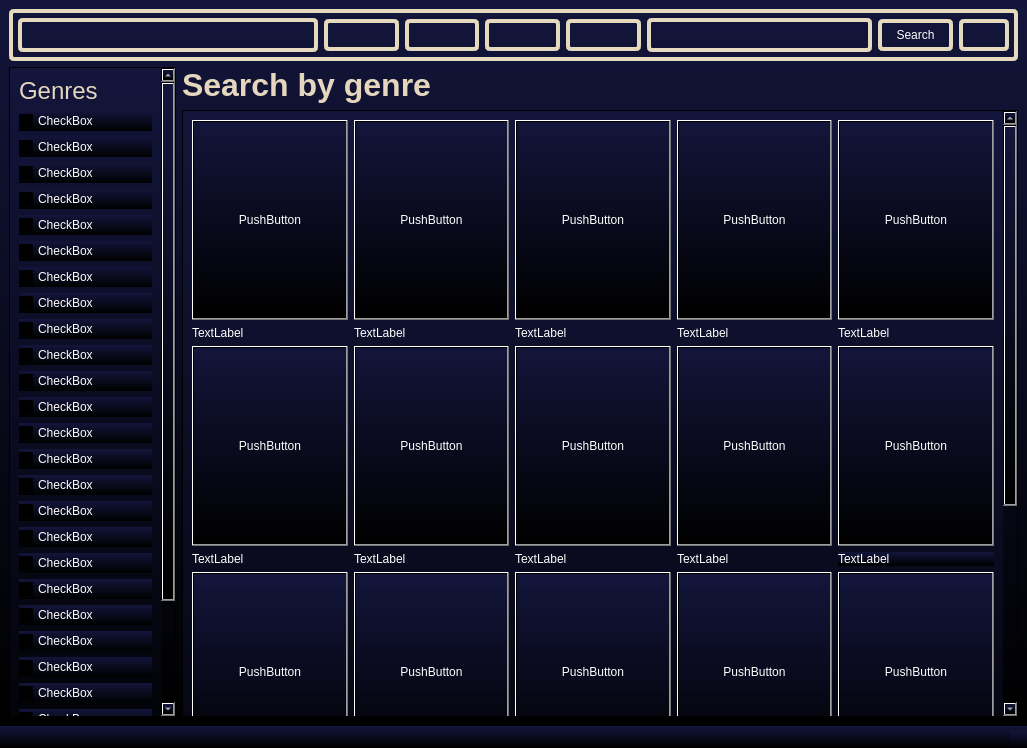
This is src/qt/searchfilm.ui in Dushnilas/recsys_project as Qt 5 draws it before an edit. The edited form follows.
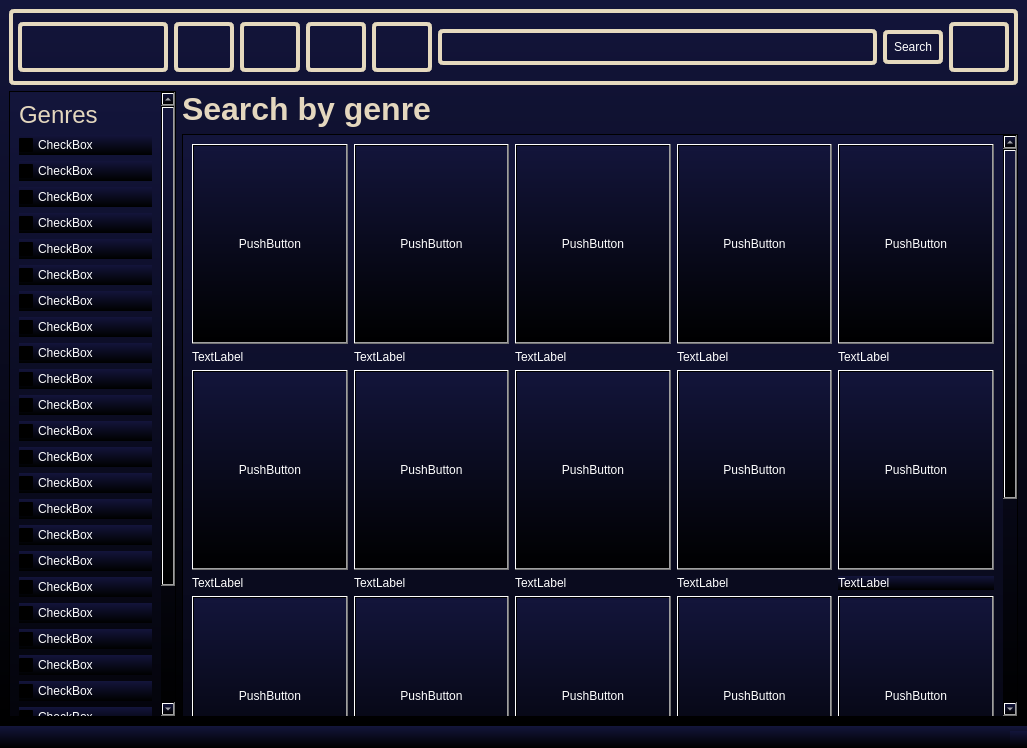
This is the edited form. Icons and pictures are not drawn.

```diff
--- a/src/qt/searchfilm.ui
+++ b/src/qt/searchfilm.ui
@@ -23,6 +23,18 @@
      <layout class="QHBoxLayout" name="horizontalLayout">
       <item>
        <widget class="QWidget" name="widget" native="true">
+        <property name="minimumSize">
+         <size>
+          <width>0</width>
+          <height>76</height>
+         </size>
+        </property>
+        <property name="maximumSize">
+         <size>
+          <width>16777215</width>
+          <height>76</height>
+         </size>
+        </property>
         <property name="styleSheet">
          <string notr="true">background-color: rgba(255, 255, 255, 0);
 
@@ -33,6 +45,24 @@
         <layout class="QHBoxLayout" name="horizontalLayout_2" stretch="4,1,1,1,1,3,1,0">
          <item>
           <widget class="QLabel" name="label">
+           <property name="sizePolicy">
+            <sizepolicy hsizetype="Fixed" vsizetype="Fixed">
+             <horstretch>150</horstretch>
+             <verstretch>50</verstretch>
+            </sizepolicy>
+           </property>
+           <property name="minimumSize">
+            <size>
+             <width>150</width>
+             <height>50</height>
+            </size>
+           </property>
+           <property name="maximumSize">
+            <size>
+             <width>150</width>
+             <height>50</height>
+            </size>
+           </property>
            <property name="styleSheet">
             <string notr="true">border-image: url(:/rec/Pics/LogoRem.png);</string>
            </property>
@@ -43,6 +73,24 @@
          </item>
          <item>
           <widget class="QPushButton" name="pushButton">
+           <property name="sizePolicy">
+            <sizepolicy hsizetype="Fixed" vsizetype="Fixed">
+             <horstretch>60</horstretch>
+             <verstretch>50</verstretch>
+            </sizepolicy>
+           </property>
+           <property name="minimumSize">
+            <size>
+             <width>60</width>
+             <height>50</height>
+            </size>
+           </property>
+           <property name="maximumSize">
+            <size>
+             <width>60</width>
+             <height>50</height>
+            </size>
+           </property>
            <property name="styleSheet">
             <string notr="true">border-image: url(:/rec/Pics/housenormal.png);</string>
            </property>
@@ -53,6 +101,24 @@
          </item>
          <item>
           <widget class="QPushButton" name="pushButton_4">
+           <property name="sizePolicy">
+            <sizepolicy hsizetype="Fixed" vsizetype="Fixed">
+             <horstretch>60</horstretch>
+             <verstretch>50</verstretch>
+            </sizepolicy>
+           </property>
+           <property name="minimumSize">
+            <size>
+             <width>60</width>
+             <height>50</height>
+            </size>
+           </property>
+           <property name="maximumSize">
+            <size>
+             <width>60</width>
+             <height>50</height>
+            </size>
+           </property>
            <property name="styleSheet">
             <string notr="true">border-image: url(:/rec/Pics/Films.png);</string>
            </property>
@@ -63,6 +129,24 @@
          </item>
          <item>
           <widget class="QPushButton" name="pushButton_3">
+           <property name="sizePolicy">
+            <sizepolicy hsizetype="Fixed" vsizetype="Fixed">
+             <horstretch>0</horstretch>
+             <verstretch>50</verstretch>
+            </sizepolicy>
+           </property>
+           <property name="minimumSize">
+            <size>
+             <width>60</width>
+             <height>50</height>
+            </size>
+           </property>
+           <property name="maximumSize">
+            <size>
+             <width>60</width>
+             <height>50</height>
+            </size>
+           </property>
            <property name="styleSheet">
             <string notr="true">border-image: url(:/rec/Pics/TVShows.png);</string>
            </property>
@@ -73,6 +157,24 @@
          </item>
          <item>
           <widget class="QPushButton" name="pushButton_2">
+           <property name="sizePolicy">
+            <sizepolicy hsizetype="Fixed" vsizetype="Fixed">
+             <horstretch>60</horstretch>
+             <verstretch>50</verstretch>
+            </sizepolicy>
+           </property>
+           <property name="minimumSize">
+            <size>
+             <width>60</width>
+             <height>50</height>
+            </size>
+           </property>
+           <property name="maximumSize">
+            <size>
+             <width>60</width>
+             <height>50</height>
+            </size>
+           </property>
            <property name="styleSheet">
             <string notr="true">border-image: url(:/rec/Pics/Kids.png);</string>
            </property>
@@ -82,10 +184,47 @@
           </widget>
          </item>
          <item>
-          <widget class="QLineEdit" name="lineEdit"/>
+          <widget class="QLineEdit" name="lineEdit">
+           <property name="sizePolicy">
+            <sizepolicy hsizetype="Expanding" vsizetype="Fixed">
+             <horstretch>0</horstretch>
+             <verstretch>36</verstretch>
+            </sizepolicy>
+           </property>
+           <property name="minimumSize">
+            <size>
+             <width>0</width>
+             <height>36</height>
+            </size>
+           </property>
+           <property name="maximumSize">
+            <size>
+             <width>16777215</width>
+             <height>36</height>
+            </size>
+           </property>
+          </widget>
          </item>
          <item>
           <widget class="QPushButton" name="pushButton_6">
+           <property name="sizePolicy">
+            <sizepolicy hsizetype="Fixed" vsizetype="Fixed">
+             <horstretch>60</horstretch>
+             <verstretch>34</verstretch>
+            </sizepolicy>
+           </property>
+           <property name="minimumSize">
+            <size>
+             <width>60</width>
+             <height>34</height>
+            </size>
+           </property>
+           <property name="maximumSize">
+            <size>
+             <width>60</width>
+             <height>34</height>
+            </size>
+           </property>
            <property name="text">
             <string>Search</string>
            </property>
@@ -93,6 +232,24 @@
          </item>
          <item>
           <widget class="QPushButton" name="pushButton_5">
+           <property name="sizePolicy">
+            <sizepolicy hsizetype="Fixed" vsizetype="Fixed">
+             <horstretch>60</horstretch>
+             <verstretch>50</verstretch>
+            </sizepolicy>
+           </property>
+           <property name="minimumSize">
+            <size>
+             <width>60</width>
+             <height>50</height>
+            </size>
+           </property>
+           <property name="maximumSize">
+            <size>
+             <width>60</width>
+             <height>50</height>
+            </size>
+           </property>
            <property name="styleSheet">
             <string notr="true">border-image: url(:/rec/Pics/profile-user.png);</string>
            </property>
@@ -116,7 +273,7 @@
         <rect>
          <x>0</x>
          <y>0</y>
-         <width>149</width>
+         <width>148</width>
          <height>645</height>
         </rect>
        </property>
```
Left out of the diff: 2 changed lines with no effect on the pictures.
